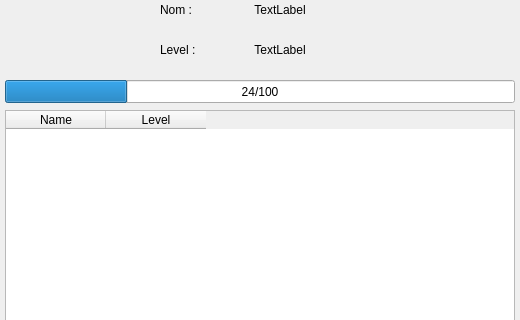
Above: MMO/Res/jobview.ui from maresc-g/linumon before the change; both pictures show x 0 to 520 and y 0 to 320 of the 520 by 600 pixel window. Below: the same form after it.
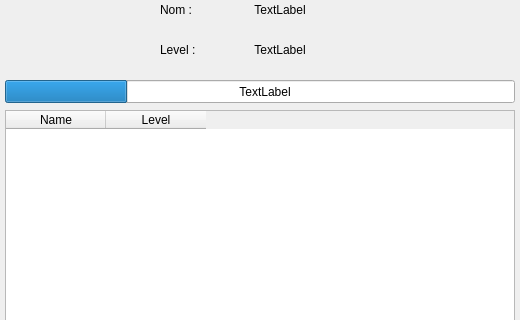
That is the form after the change.

Commit message: Add label to hudviews for print exp and hp

What changed in the file:
```diff
--- a/MMO/Res/jobview.ui
+++ b/MMO/Res/jobview.ui
@@ -67,6 +67,9 @@
      <height>23</height>
     </rect>
    </property>
+   <property name="maximum">
+    <number>100</number>
+   </property>
    <property name="value">
     <number>24</number>
    </property>
@@ -74,7 +77,7 @@
     <set>Qt::AlignCenter</set>
    </property>
    <property name="format">
-    <string notr="true">%v/%m</string>
+    <string notr="true"/>
    </property>
   </widget>
   <widget class="QLabel" name="label_2">
@@ -153,6 +156,22 @@
     </property>
    </column>
   </widget>
+  <widget class="QLabel" name="l_exp">
+   <property name="geometry">
+    <rect>
+     <x>10</x>
+     <y>80</y>
+     <width>510</width>
+     <height>23</height>
+    </rect>
+   </property>
+   <property name="text">
+    <string>TextLabel</string>
+   </property>
+   <property name="alignment">
+    <set>Qt::AlignCenter</set>
+   </property>
+  </widget>
  </widget>
  <resources/>
  <connections/>
```
The commit also changes 10 other files.
